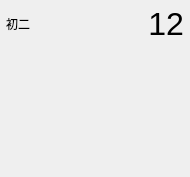
Old version of the form daywidget.ui in the repository wangrunji0408/QtCalendar.
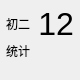
New version of the form.

```diff
--- a/daywidget.ui
+++ b/daywidget.ui
@@ -6,14 +6,26 @@
    <rect>
     <x>0</x>
     <y>0</y>
-    <width>190</width>
-    <height>177</height>
+    <width>80</width>
+    <height>80</height>
    </rect>
   </property>
-  <property name="windowTitle">
-   <string>Form</string>
+  <property name="minimumSize">
+   <size>
+    <width>80</width>
+    <height>80</height>
+   </size>
+  </property>
+  <property name="acceptDrops">
+   <bool>true</bool>
+  </property>
+  <property name="styleSheet">
+   <string notr="true"/>
   </property>
   <layout class="QVBoxLayout" name="verticalLayout">
+   <property name="spacing">
+    <number>0</number>
+   </property>
    <property name="leftMargin">
     <number>6</number>
    </property>
@@ -58,6 +70,13 @@
      </item>
     </layout>
    </item>
+   <item>
+    <widget class="QLabel" name="label">
+     <property name="text">
+      <string>统计</string>
+     </property>
+    </widget>
+   </item>
    <item>
     <spacer name="verticalSpacer">
      <property name="orientation">
```
